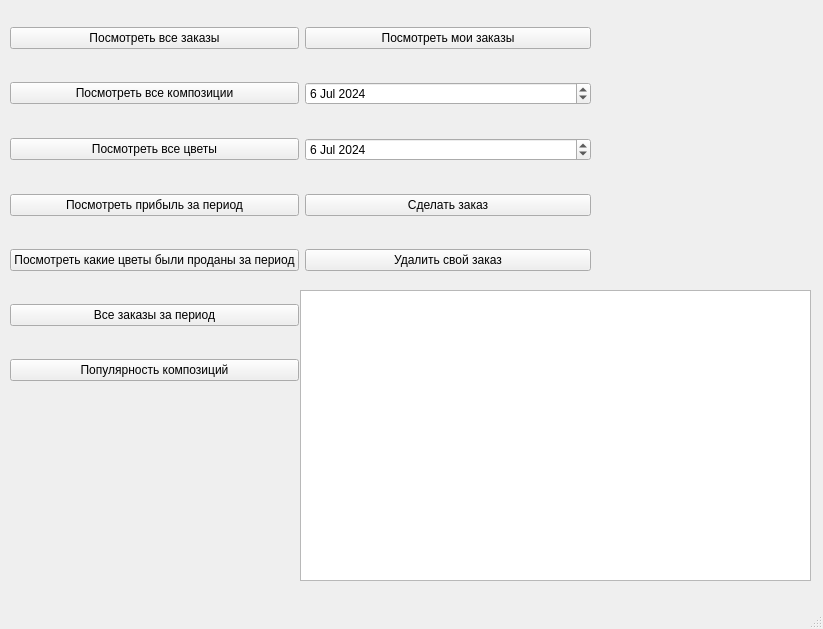
Before: the Qt Designer form dataBasing/mainwindow.ui in gaponjk/git-demo-backup, drawn with Qt 5.
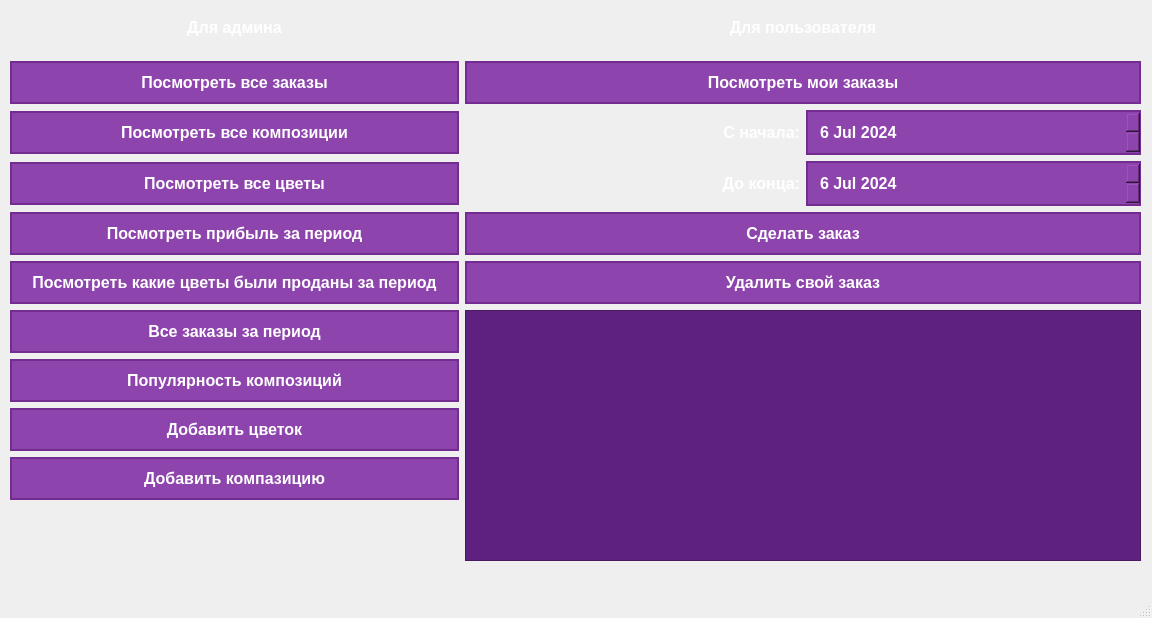
After: the same form once the commit is applied.

```diff
--- a/dataBasing/mainwindow.ui
+++ b/dataBasing/mainwindow.ui
@@ -6,8 +6,8 @@
    <rect>
     <x>0</x>
     <y>0</y>
-    <width>823</width>
-    <height>629</height>
+    <width>1152</width>
+    <height>618</height>
    </rect>
   </property>
   <property name="windowTitle">
@@ -19,58 +19,258 @@
      <rect>
       <x>10</x>
       <y>0</y>
-      <width>581</width>
-      <height>411</height>
+      <width>1131</width>
+      <height>561</height>
      </rect>
     </property>
     <layout class="QGridLayout" name="gridLayout">
-     <item row="0" column="1">
-      <widget class="QPushButton" name="myOrders">
+     <item row="4" column="1" colspan="2">
+      <widget class="QPushButton" name="makeOrder">
+       <property name="styleSheet">
+        <string notr="true">QPushButton {
+    background-color: #8e44ad; 
+    border: 2px solid #732d91;
+    color: white; 
+    font-size: 16px; 
+    font-weight: bold; 
+    padding: 10px 20px; 
+}
+
+QPushButton:hover {
+    background-color: #732d91;
+}
+
+QPushButton:pressed {
+    background-color: #5e2180;
+    border: 2px solid #5e2180; 
+}
+
+QPushButton:disabled {
+    background-color: #dcdde1;
+    border: 2px solid #bdc3c7;
+    color: #7f8c8d; 
+}</string>
+       </property>
        <property name="text">
-        <string>Посмотреть мои заказы</string>
+        <string>Сделать заказ</string>
        </property>
       </widget>
      </item>
-     <item row="0" column="0">
+     <item row="1" column="0">
       <widget class="QPushButton" name="allOrders">
+       <property name="styleSheet">
+        <string notr="true">QPushButton {
+    background-color: #8e44ad; 
+    border: 2px solid #732d91;
+    color: white; 
+    font-size: 16px; 
+    font-weight: bold; 
+    padding: 10px 20px; 
+}
+
+QPushButton:hover {
+    background-color: #732d91;
+}
+
+QPushButton:pressed {
+    background-color: #5e2180;
+    border: 2px solid #5e2180; 
+}
+
+QPushButton:disabled {
+    background-color: #dcdde1;
+    border: 2px solid #bdc3c7;
+    color: #7f8c8d; 
+}</string>
+       </property>
        <property name="text">
         <string>Посмотреть все заказы</string>
        </property>
       </widget>
      </item>
      <item row="6" column="0">
-      <widget class="QPushButton" name="popComp">
+      <widget class="QPushButton" name="periodOrders">
+       <property name="styleSheet">
+        <string notr="true">QPushButton {
+    background-color: #8e44ad; 
+    border: 2px solid #732d91;
+    color: white; 
+    font-size: 16px; 
+    font-weight: bold; 
+    padding: 10px 20px; 
+}
+
+QPushButton:hover {
+    background-color: #732d91;
+}
+
+QPushButton:pressed {
+    background-color: #5e2180;
+    border: 2px solid #5e2180; 
+}
+
+QPushButton:disabled {
+    background-color: #dcdde1;
+    border: 2px solid #bdc3c7;
+    color: #7f8c8d; 
+}</string>
+       </property>
        <property name="text">
-        <string>Популярность композиций</string>
+        <string>Все заказы за период</string>
        </property>
       </widget>
      </item>
-     <item row="3" column="0">
+     <item row="4" column="0">
       <widget class="QPushButton" name="periodMoney">
+       <property name="styleSheet">
+        <string notr="true">QPushButton {
+    background-color: #8e44ad; 
+    border: 2px solid #732d91;
+    color: white; 
+    font-size: 16px; 
+    font-weight: bold; 
+    padding: 10px 20px; 
+}
+
+QPushButton:hover {
+    background-color: #732d91;
+}
+
+QPushButton:pressed {
+    background-color: #5e2180;
+    border: 2px solid #5e2180; 
+}
+
+QPushButton:disabled {
+    background-color: #dcdde1;
+    border: 2px solid #bdc3c7;
+    color: #7f8c8d; 
+}</string>
+       </property>
        <property name="text">
         <string>Посмотреть прибыль за период</string>
        </property>
       </widget>
      </item>
-     <item row="3" column="1">
-      <widget class="QPushButton" name="makeOrder">
+     <item row="7" column="0">
+      <widget class="QPushButton" name="popComp">
+       <property name="styleSheet">
+        <string notr="true">QPushButton {
+    background-color: #8e44ad; 
+    border: 2px solid #732d91;
+    color: white; 
+    font-size: 16px; 
+    font-weight: bold; 
+    padding: 10px 20px; 
+}
+
+QPushButton:hover {
+    background-color: #732d91;
+}
+
+QPushButton:pressed {
+    background-color: #5e2180;
+    border: 2px solid #5e2180; 
+}
+
+QPushButton:disabled {
+    background-color: #dcdde1;
+    border: 2px solid #bdc3c7;
+    color: #7f8c8d; 
+}</string>
+       </property>
        <property name="text">
-        <string>Сделать заказ</string>
+        <string>Популярность композиций</string>
        </property>
       </widget>
      </item>
-     <item row="1" column="0">
+     <item row="2" column="0">
       <widget class="QPushButton" name="allComposition">
+       <property name="styleSheet">
+        <string notr="true">QPushButton {
+    background-color: #8e44ad; 
+    border: 2px solid #732d91;
+    color: white; 
+    font-size: 16px; 
+    font-weight: bold; 
+    padding: 10px 20px; 
+}
+
+QPushButton:hover {
+    background-color: #732d91;
+}
+
+QPushButton:pressed {
+    background-color: #5e2180;
+    border: 2px solid #5e2180; 
+}
+
+QPushButton:disabled {
+    background-color: #dcdde1;
+    border: 2px solid #bdc3c7;
+    color: #7f8c8d; 
+}</string>
+       </property>
        <property name="text">
         <string>Посмотреть все композиции</string>
        </property>
       </widget>
      </item>
-     <item row="2" column="1">
+     <item row="3" column="1">
+      <widget class="QLabel" name="label_2">
+       <property name="styleSheet">
+        <string notr="true">QLabel{
+ color: white; 
+    font-size: 16px; 
+    font-weight: bold; 
+    text-align: center;
+}</string>
+       </property>
+       <property name="text">
+        <string>До конца:</string>
+       </property>
+       <property name="alignment">
+        <set>Qt::AlignRight|Qt::AlignTrailing|Qt::AlignVCenter</set>
+       </property>
+      </widget>
+     </item>
+     <item row="3" column="2">
       <widget class="QDateEdit" name="dateEdit2">
+       <property name="styleSheet">
+        <string notr="true">  QDateEdit {
+                background-color: #8e44ad; 
+                border: 2px solid #732d91; 
+                color: white;
+                font-size: 16px; 
+                font-weight: bold; 
+                padding: 10px; 
+            }
+            QDateEdit:hover {
+                background-color: #732d91; 
+            }
+            QDateEdit:focus {
+                background-color: #5e2180; 
+                border: 2px solid #5e2180; 
+            }
+            QDateEdit:disabled {
+                background-color: #dcdde1; 
+                border: 2px solid #bdc3c7; 
+                color: #7f8c8d;
+            }
+            QDateEdit::drop-down {
+                subcontrol-origin: padding;
+                subcontrol-position: top right;
+                width: 20px;
+                border-left-width: 1px;
+                border-left-color: #732d91;
+                border-left-style: solid;
+                border-top-right-radius: 3px;
+                border-bottom-right-radius: 3px;
+            }</string>
+       </property>
        <property name="dateTime">
         <datetime>
-         <hour>12</hour>
+         <hour>6</hour>
          <minute>0</minute>
          <second>0</second>
          <year>2024</year>
@@ -101,39 +301,205 @@
        </property>
       </widget>
      </item>
-     <item row="4" column="1">
-      <widget class="QPushButton" name="deleteOrder">
+     <item row="8" column="0">
+      <widget class="QPushButton" name="addFlower">
+       <property name="styleSheet">
+        <string notr="true">QPushButton {
+    background-color: #8e44ad; 
+    border: 2px solid #732d91;
+    color: white; 
+    font-size: 16px; 
+    font-weight: bold; 
+    padding: 10px 20px; 
+}
+
+QPushButton:hover {
+    background-color: #732d91;
+}
+
+QPushButton:pressed {
+    background-color: #5e2180;
+    border: 2px solid #5e2180; 
+}
+
+QPushButton:disabled {
+    background-color: #dcdde1;
+    border: 2px solid #bdc3c7;
+    color: #7f8c8d; 
+}</string>
+       </property>
        <property name="text">
-        <string>Удалить свой заказ</string>
+        <string>Добавить цветок</string>
        </property>
       </widget>
      </item>
-     <item row="2" column="0">
-      <widget class="QPushButton" name="allFlowers">
+     <item row="0" column="0">
+      <widget class="QLabel" name="label_3">
+       <property name="styleSheet">
+        <string notr="true">QLabel{
+ color: white; 
+    font-size: 16px; 
+    font-weight: bold; 
+}</string>
+       </property>
        <property name="text">
-        <string>Посмотреть все цветы</string>
+        <string>Для админа</string>
+       </property>
+       <property name="alignment">
+        <set>Qt::AlignCenter</set>
+       </property>
+      </widget>
+     </item>
+     <item row="2" column="1">
+      <widget class="QLabel" name="label">
+       <property name="styleSheet">
+        <string notr="true">QLabel{
+ color: white; 
+    font-size: 16px; 
+    font-weight: bold; 
+}</string>
+       </property>
+       <property name="text">
+        <string>С начала:</string>
+       </property>
+       <property name="alignment">
+        <set>Qt::AlignRight|Qt::AlignTrailing|Qt::AlignVCenter</set>
+       </property>
+      </widget>
+     </item>
+     <item row="9" column="0">
+      <widget class="QPushButton" name="addComposition">
+       <property name="styleSheet">
+        <string notr="true">QPushButton {
+    background-color: #8e44ad; 
+    border: 2px solid #732d91;
+    color: white; 
+    font-size: 16px; 
+    font-weight: bold; 
+    padding: 10px 20px; 
+}
+
+QPushButton:hover {
+    background-color: #732d91;
+}
+
+QPushButton:pressed {
+    background-color: #5e2180;
+    border: 2px solid #5e2180; 
+}
+
+QPushButton:disabled {
+    background-color: #dcdde1;
+    border: 2px solid #bdc3c7;
+    color: #7f8c8d; 
+}</string>
+       </property>
+       <property name="text">
+        <string>Добавить компазицию</string>
        </property>
       </widget>
      </item>
      <item row="5" column="0">
-      <widget class="QPushButton" name="periodOrders">
-       <property name="text">
-        <string>Все заказы за период</string>
-       </property>
-      </widget>
-     </item>
-     <item row="4" column="0">
       <widget class="QPushButton" name="orderedFlowers">
+       <property name="styleSheet">
+        <string notr="true">QPushButton {
+    background-color: #8e44ad; 
+    border: 2px solid #732d91;
+    color: white; 
+    font-size: 16px; 
+    font-weight: bold; 
+    padding: 10px 20px; 
+}
+
+QPushButton:hover {
+    background-color: #732d91;
+}
+
+QPushButton:pressed {
+    background-color: #5e2180;
+    border: 2px solid #5e2180; 
+}
+
+QPushButton:disabled {
+    background-color: #dcdde1;
+    border: 2px solid #bdc3c7;
+    color: #7f8c8d; 
+}</string>
+       </property>
        <property name="text">
         <string>Посмотреть какие цветы были проданы за период</string>
        </property>
       </widget>
      </item>
-     <item row="1" column="1">
+     <item row="1" column="1" colspan="2">
+      <widget class="QPushButton" name="myOrders">
+       <property name="styleSheet">
+        <string notr="true">QPushButton {
+    background-color: #8e44ad; 
+    border: 2px solid #732d91;
+    color: white; 
+    font-size: 16px; 
+    font-weight: bold; 
+    padding: 10px 20px; 
+}
+
+QPushButton:hover {
+    background-color: #732d91;
+}
+
+QPushButton:pressed {
+    background-color: #5e2180;
+    border: 2px solid #5e2180; 
+}
+
+QPushButton:disabled {
+    background-color: #dcdde1;
+    border: 2px solid #bdc3c7;
+    color: #7f8c8d; 
+}</string>
+       </property>
+       <property name="text">
+        <string>Посмотреть мои заказы</string>
+       </property>
+      </widget>
+     </item>
+     <item row="2" column="2">
       <widget class="QDateEdit" name="dateEdit">
+       <property name="styleSheet">
+        <string notr="true">  QDateEdit {
+                background-color: #8e44ad; 
+                border: 2px solid #732d91; 
+                color: white;
+                font-size: 16px; 
+                font-weight: bold; 
+                padding: 10px; 
+            }
+            QDateEdit:hover {
+                background-color: #732d91; 
+            }
+            QDateEdit:focus {
+                background-color: #5e2180; 
+                border: 2px solid #5e2180; 
+            }
+            QDateEdit:disabled {
+                background-color: #dcdde1; 
+                border: 2px solid #bdc3c7; 
+                color: #7f8c8d;
+            }
+            QDateEdit::drop-down {
+                subcontrol-origin: padding;
+                subcontrol-position: top right;
+                width: 20px;
+                border-left-width: 1px;
+                border-left-color: #732d91;
+                border-left-style: solid;
+                border-top-right-radius: 3px;
+                border-bottom-right-radius: 3px;
+            }</string>
+       </property>
        <property name="dateTime">
         <datetime>
-         <hour>15</hour>
+         <hour>9</hour>
          <minute>0</minute>
          <second>0</second>
          <year>2024</year>
@@ -164,56 +530,144 @@
        </property>
       </widget>
      </item>
-    </layout>
-   </widget>
-   <widget class="QTextBrowser" name="textBrowser">
-    <property name="geometry">
-     <rect>
-      <x>300</x>
-      <y>290</y>
-      <width>511</width>
-      <height>291</height>
-     </rect>
-    </property>
-    <property name="maximumSize">
-     <size>
-      <width>900</width>
-      <height>840</height>
-     </size>
-    </property>
-    <property name="font">
-     <font>
-      <family>URW Gothic [urw]</family>
-      <pointsize>13</pointsize>
-      <bold>true</bold>
-     </font>
-    </property>
-   </widget>
-   <widget class="QWidget" name="gridLayoutWidget_2">
-    <property name="geometry">
-     <rect>
-      <x>610</x>
-      <y>40</y>
-      <width>191</width>
-      <height>131</height>
-     </rect>
-    </property>
-    <layout class="QGridLayout" name="gridLayout_2">
-     <item row="0" column="0">
-      <widget class="QLabel" name="name">
+     <item row="5" column="1" colspan="2">
+      <widget class="QPushButton" name="deleteOrder">
+       <property name="styleSheet">
+        <string notr="true">QPushButton {
+    background-color: #8e44ad; 
+    border: 2px solid #732d91;
+    color: white; 
+    font-size: 16px; 
+    font-weight: bold; 
+    padding: 10px 20px; 
+}
+
+QPushButton:hover {
+    background-color: #732d91;
+}
+
+QPushButton:pressed {
+    background-color: #5e2180;
+    border: 2px solid #5e2180; 
+}
+
+QPushButton:disabled {
+    background-color: #dcdde1;
+    border: 2px solid #bdc3c7;
+    color: #7f8c8d; 
+}</string>
+       </property>
+       <property name="text">
+        <string>Удалить свой заказ</string>
+       </property>
+      </widget>
+     </item>
+     <item row="0" column="1" colspan="2">
+      <widget class="QLabel" name="label_4">
+       <property name="styleSheet">
+        <string notr="true">QLabel{
+ color: white; 
+    font-size: 16px; 
+    font-weight: bold; 
+}</string>
+       </property>
+       <property name="text">
+        <string>Для пользователя</string>
+       </property>
+       <property name="alignment">
+        <set>Qt::AlignCenter</set>
+       </property>
+      </widget>
+     </item>
+     <item row="3" column="0">
+      <widget class="QPushButton" name="allFlowers">
+       <property name="styleSheet">
+        <string notr="true">QPushButton {
+    background-color: #8e44ad; 
+    border: 2px solid #732d91;
+    color: white; 
+    font-size: 16px; 
+    font-weight: bold; 
+    padding: 10px 20px; 
+}
+
+QPushButton:hover {
+    background-color: #732d91;
+}
+
+QPushButton:pressed {
+    background-color: #5e2180;
+    border: 2px solid #5e2180; 
+}
+
+QPushButton:disabled {
+    background-color: #dcdde1;
+    border: 2px solid #bdc3c7;
+    color: #7f8c8d; 
+}</string>
+       </property>
+       <property name="text">
+        <string>Посмотреть все цветы</string>
+       </property>
+      </widget>
+     </item>
+     <item row="10" column="0">
+      <widget class="QLabel" name="label_5">
+       <property name="text">
+        <string/>
+       </property>
+      </widget>
+     </item>
+     <item row="6" column="1" rowspan="5" colspan="2">
+      <widget class="QTextBrowser" name="textBrowser">
+       <property name="maximumSize">
+        <size>
+         <width>900</width>
+         <height>840</height>
+        </size>
+       </property>
        <property name="font">
         <font>
-         <pointsize>11</pointsize>
+         <family>URW Gothic [urw]</family>
+         <pointsize>13</pointsize>
          <bold>true</bold>
         </font>
        </property>
-       <property name="text">
-        <string/>
+       <property name="autoFillBackground">
+        <bool>false</bool>
+       </property>
+       <property name="styleSheet">
+        <string notr="true">QTextBrowser{
+background-color: #5e2180
+}</string>
        </property>
       </widget>
      </item>
     </layout>
    </widget>
+   <widget class="QLabel" name="name">
+    <property name="geometry">
+     <rect>
+      <x>370</x>
+      <y>10</y>
+      <width>191</width>
+      <height>51</height>
+     </rect>
+    </property>
+    <property name="styleSheet">
+     <string notr="true">QLabel{
+ color: white; 
+    font-size: 16px; 
+    font-weight: bold; 
+}</string>
+    </property>
+    <property name="text">
+     <string/>
+    </property>
+    <property name="alignment">
+     <set>Qt::AlignCenter</set>
+    </property>
+   </widget>
   </widget>
   <widget class="QMenuBar" name="menubar">
    <property name="geometry">
```
Left out of the diff: 2 changed lines with no effect on the pictures.
